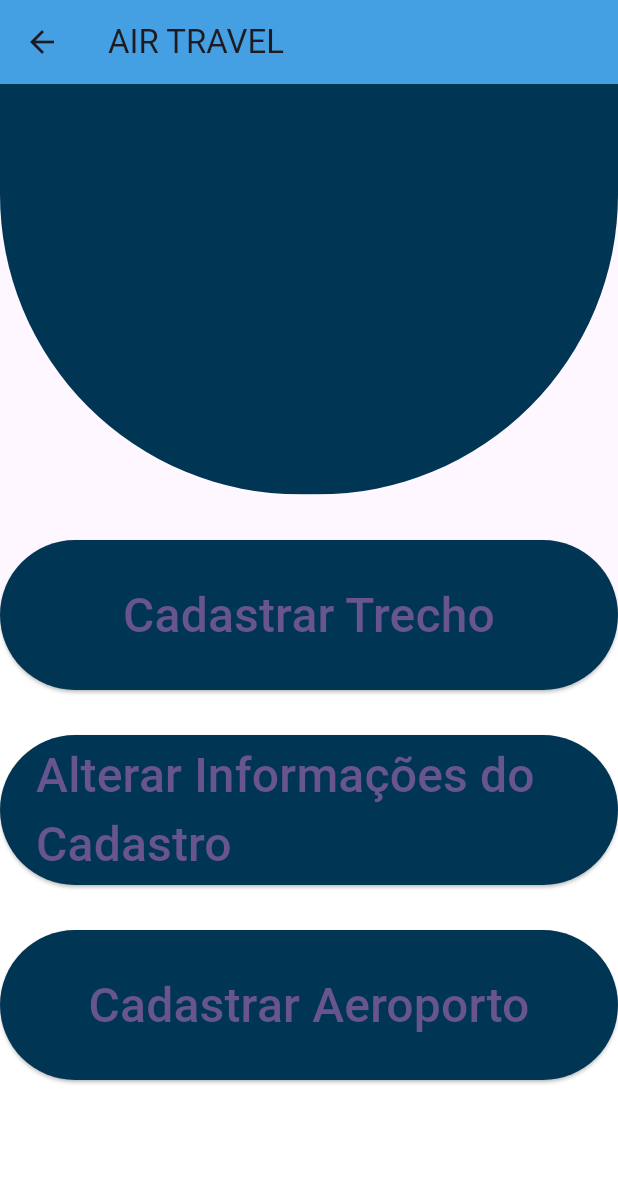
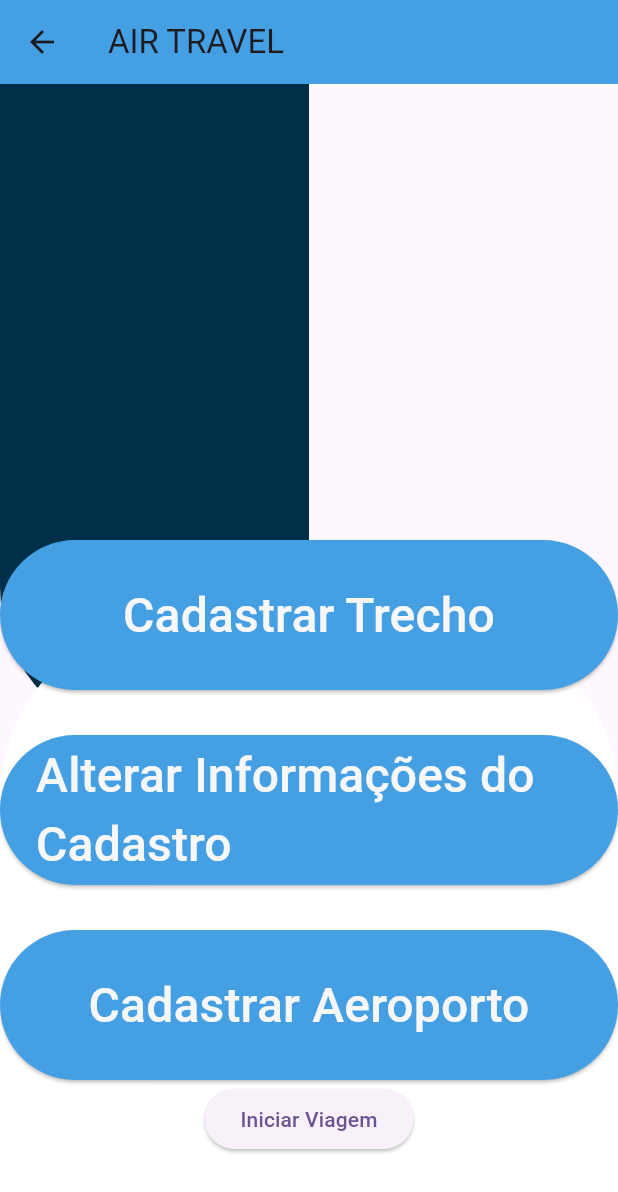
Before and after one commit to HermesLeonardo/AppAviao, a Flutter app: the tela_inicial screen opened directly, on a phone screen of 412 x 824 dp. Shown: the top 1192 px of the screen. Run offline on Flutter 3.47's test engine with Material 3 defaults, Android fonts, the phone set to English and light mode, and no system bars; missing offline and left inert: dart:html.

Commit message:
finalizado prototipos tela login e tela inicial

```diff
--- a/lib/pages/tela_inicial.dart
+++ b/lib/pages/tela_inicial.dart
@@ -24,9 +24,9 @@ class tela_inicial extends StatelessWidget {
               borderRadius:
                   const BorderRadius.vertical(bottom: Radius.circular(200)),
               child: Container(
-                height: size.height * 0.4,
-                width: size.width * 1,
-                color: const Color.fromARGB(255, 0, 53, 84),
+                height: size.height * 0.6,
+                width: size.width * 0.5,
+                color: const Color.fromARGB(255, 0, 48, 73),
               ),
             ),
             Align(
@@ -36,7 +36,8 @@ class tela_inicial extends StatelessWidget {
                 width: size.height,
                 decoration: const BoxDecoration(
                   color: Color.fromARGB(255, 255, 255, 255),
-                  borderRadius: BorderRadius.vertical(top: Radius.circular(1)),
+                  borderRadius:
+                      BorderRadius.vertical(top: Radius.circular(120)),
                 ),
               ),
             ),
@@ -51,7 +52,7 @@ class tela_inicial extends StatelessWidget {
                   child: ElevatedButton(
                     style: ButtonStyle(
                       backgroundColor: MaterialStateProperty.all<Color>(
-                          const Color.fromARGB(255, 0, 53, 84)),
+                          const Color.fromARGB(255, 69, 159, 227)),
                     ),
                     onPressed: () {
                       Navigator.push(
@@ -59,11 +60,13 @@ class tela_inicial extends StatelessWidget {
                           MaterialPageRoute(
                               builder: ((context) =>
                                   const tela_cadastro_trecho())));
-                      print('Cadastrar Trecho');
                     },
                     child: const Text(
                       'Cadastrar Trecho',
-                      style: TextStyle(fontSize: 32),
+                      style: TextStyle(
+                        fontSize: 32,
+                        color: Color.fromARGB(255, 247, 247, 247),
+                      ),
                     ),
                   ),
                 ),
@@ -74,14 +77,16 @@ class tela_inicial extends StatelessWidget {
                   child: ElevatedButton(
                     style: ButtonStyle(
                       backgroundColor: MaterialStateProperty.all<Color>(
-                          const Color.fromARGB(255, 0, 53, 84)),
+                          const Color.fromARGB(255, 69, 159, 227)),
                     ),
                     onPressed: () {
                       //print('Alterar Informações do Cadastro');
                     },
                     child: const Text(
                       'Alterar Informações do Cadastro',
-                      style: TextStyle(fontSize: 32),
+                      style: TextStyle(
+                          fontSize: 32,
+                          color: Color.fromARGB(255, 247, 247, 247)),
                     ),
                   ),
                 ),
@@ -92,23 +97,25 @@ class tela_inicial extends StatelessWidget {
                   child: ElevatedButton(
                     style: ButtonStyle(
                       backgroundColor: MaterialStateProperty.all<Color>(
-                          const Color.fromARGB(255, 0, 53, 84)),
+                          const Color.fromARGB(255, 69, 159, 227)),
                     ),
                     onPressed: () {
                       //print('Cadastrar Aeroporto');
                     },
                     child: const Text(
                       'Cadastrar Aeroporto',
-                      style: TextStyle(fontSize: 32),
+                      style: TextStyle(
+                          fontSize: 32,
+                          color: Color.fromARGB(255, 247, 247, 247)),
                     ),
                   ),
                 ),
-                const SizedBox(height: 100),
+                const SizedBox(
+                  height: 1,
+                ),
+                const SizedBox(height: 1.0),
                 ElevatedButton(
-                    onPressed: () {
-                      //print('Iniciar Viagem');
-                    },
-                    child: const Text('Iniciar Viagem')),
+                    onPressed: () {}, child: const Text('Iniciar Viagem')),
               ],
             )),
           ],
```
Also changed, not shown: lib/pages/login.dart (+14 -6 lines).
